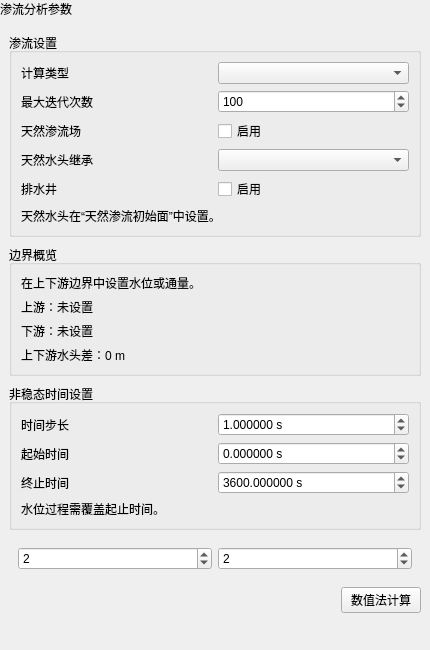
This is plugins/Base_Solver/SeepageWidget.ui in asd977/base_cae as Qt 5 draws it before an edit. The edited form follows.
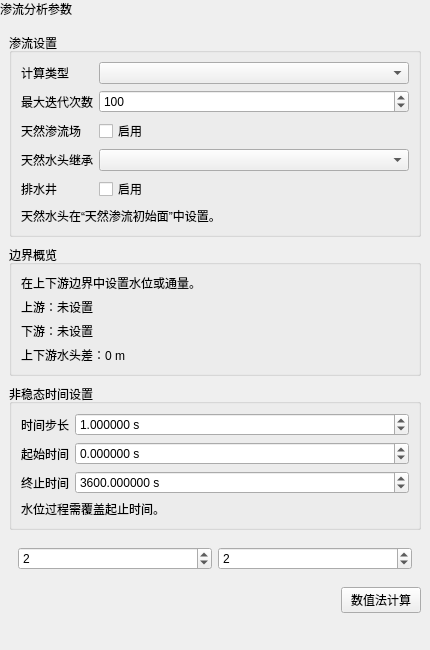
This is the edited form.

```diff
--- a/plugins/Base_Solver/SeepageWidget.ui
+++ b/plugins/Base_Solver/SeepageWidget.ui
@@ -21,15 +21,60 @@
       <widget class="QGroupBox" name="groupBoxParameters">
        <property name="title"><string>渗流设置</string></property>
        <layout class="QGridLayout" name="gridLayoutParameters">
-        <item row="0" column="0"><widget class="QLabel" name="labelComputeType"><property name="text"><string>计算类型</string></property></widget></item>
+        <item row="0" column="0"><widget class="QLabel" name="labelComputeType">
+ <property name="sizePolicy">
+  <sizepolicy hsizetype="Fixed" vsizetype="Preferred">
+   <horstretch>0</horstretch>
+   <verstretch>0</verstretch>
+  </sizepolicy>
+ </property><property name="text"><string>计算类型</string></property> <property name="wordWrap">
+  <bool>false</bool>
+ </property>
+</widget></item>
         <item row="0" column="1"><widget class="QComboBox" name="comboComputeType"/></item>
-        <item row="1" column="0"><widget class="QLabel" name="labelIter"><property name="text"><string>最大迭代次数</string></property></widget></item>
+        <item row="1" column="0"><widget class="QLabel" name="labelIter">
+ <property name="sizePolicy">
+  <sizepolicy hsizetype="Fixed" vsizetype="Preferred">
+   <horstretch>0</horstretch>
+   <verstretch>0</verstretch>
+  </sizepolicy>
+ </property><property name="text"><string>最大迭代次数</string></property> <property name="wordWrap">
+  <bool>false</bool>
+ </property>
+</widget></item>
         <item row="1" column="1"><widget class="QSpinBox" name="spinIter"><property name="minimum"><number>1</number></property><property name="maximum"><number>1000000</number></property><property name="value"><number>100</number></property></widget></item>
-        <item row="2" column="0"><widget class="QLabel" name="labelNaturalFreeSurface"><property name="text"><string>天然渗流场</string></property></widget></item>
+        <item row="2" column="0"><widget class="QLabel" name="labelNaturalFreeSurface">
+ <property name="sizePolicy">
+  <sizepolicy hsizetype="Fixed" vsizetype="Preferred">
+   <horstretch>0</horstretch>
+   <verstretch>0</verstretch>
+  </sizepolicy>
+ </property><property name="text"><string>天然渗流场</string></property> <property name="wordWrap">
+  <bool>false</bool>
+ </property>
+</widget></item>
         <item row="2" column="1"><widget class="QCheckBox" name="checkNaturalFreeSurface"><property name="text"><string>启用</string></property></widget></item>
-        <item row="3" column="0"><widget class="QLabel" name="labelItagFree"><property name="text"><string>天然水头继承</string></property></widget></item>
+        <item row="3" column="0"><widget class="QLabel" name="labelItagFree">
+ <property name="sizePolicy">
+  <sizepolicy hsizetype="Fixed" vsizetype="Preferred">
+   <horstretch>0</horstretch>
+   <verstretch>0</verstretch>
+  </sizepolicy>
+ </property><property name="text"><string>天然水头继承</string></property> <property name="wordWrap">
+  <bool>false</bool>
+ </property>
+</widget></item>
         <item row="3" column="1"><widget class="QComboBox" name="comboItagFree"/></item>
-        <item row="4" column="0"><widget class="QLabel" name="labelDrainWell"><property name="text"><string>排水井</string></property></widget></item>
+        <item row="4" column="0"><widget class="QLabel" name="labelDrainWell">
+ <property name="sizePolicy">
+  <sizepolicy hsizetype="Fixed" vsizetype="Preferred">
+   <horstretch>0</horstretch>
+   <verstretch>0</verstretch>
+  </sizepolicy>
+ </property><property name="text"><string>排水井</string></property> <property name="wordWrap">
+  <bool>false</bool>
+ </property>
+</widget></item>
         <item row="4" column="1"><widget class="QCheckBox" name="checkDrainWell"><property name="text"><string>启用</string></property></widget></item>
         <item row="5" column="0" colspan="2"><widget class="QLabel" name="labelNaturalFreeHint"><property name="text"><string>天然水头在“天然渗流初始面”中设置。</string></property><property name="wordWrap"><bool>true</bool></property></widget></item>
        </layout>
@@ -50,11 +95,38 @@
       <widget class="QGroupBox" name="groupBoxTransient">
        <property name="title"><string>非稳态时间设置</string></property>
        <layout class="QGridLayout" name="gridLayoutTransient">
-        <item row="0" column="0"><widget class="QLabel" name="labelDt"><property name="text"><string>时间步长</string></property></widget></item>
+        <item row="0" column="0"><widget class="QLabel" name="labelDt">
+ <property name="sizePolicy">
+  <sizepolicy hsizetype="Fixed" vsizetype="Preferred">
+   <horstretch>0</horstretch>
+   <verstretch>0</verstretch>
+  </sizepolicy>
+ </property><property name="text"><string>时间步长</string></property> <property name="wordWrap">
+  <bool>false</bool>
+ </property>
+</widget></item>
         <item row="0" column="1"><widget class="QDoubleSpinBox" name="spinDt"><property name="decimals"><number>6</number></property><property name="minimum"><double>0.000001000000000</double></property><property name="maximum"><double>1000000000000.000000000000000</double></property><property name="value"><double>1.000000000000000</double></property><property name="keyboardTracking"><bool>false</bool></property><property name="suffix"><string> s</string></property></widget></item>
-        <item row="1" column="0"><widget class="QLabel" name="labelTsta"><property name="text"><string>起始时间</string></property></widget></item>
+        <item row="1" column="0"><widget class="QLabel" name="labelTsta">
+ <property name="sizePolicy">
+  <sizepolicy hsizetype="Fixed" vsizetype="Preferred">
+   <horstretch>0</horstretch>
+   <verstretch>0</verstretch>
+  </sizepolicy>
+ </property><property name="text"><string>起始时间</string></property> <property name="wordWrap">
+  <bool>false</bool>
+ </property>
+</widget></item>
         <item row="1" column="1"><widget class="QDoubleSpinBox" name="spinTsta"><property name="decimals"><number>6</number></property><property name="minimum"><double>-1000000000000.000000000000000</double></property><property name="maximum"><double>1000000000000.000000000000000</double></property><property name="keyboardTracking"><bool>false</bool></property><property name="suffix"><string> s</string></property></widget></item>
-        <item row="2" column="0"><widget class="QLabel" name="labelTend"><property name="text"><string>终止时间</string></property></widget></item>
+        <item row="2" column="0"><widget class="QLabel" name="labelTend">
+ <property name="sizePolicy">
+  <sizepolicy hsizetype="Fixed" vsizetype="Preferred">
+   <horstretch>0</horstretch>
+   <verstretch>0</verstretch>
+  </sizepolicy>
+ </property><property name="text"><string>终止时间</string></property> <property name="wordWrap">
+  <bool>false</bool>
+ </property>
+</widget></item>
         <item row="2" column="1"><widget class="QDoubleSpinBox" name="spinTend"><property name="decimals"><number>6</number></property><property name="minimum"><double>-1000000000000.000000000000000</double></property><property name="maximum"><double>1000000000000.000000000000000</double></property><property name="value"><double>3600.000000000000000</double></property><property name="keyboardTracking"><bool>false</bool></property><property name="suffix"><string> s</string></property></widget></item>
         <item row="3" column="0" colspan="2"><widget class="QLabel" name="labelTransientHint"><property name="text"><string>水位过程需覆盖起止时间。</string></property><property name="wordWrap"><bool>true</bool></property></widget></item>
        </layout>
```
